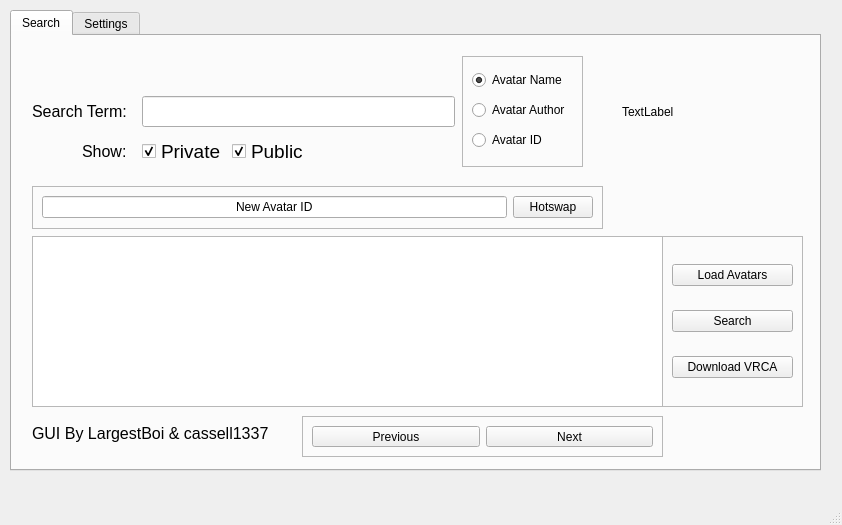
The window that GUI/untitled.ui (Cranbaerry/A.R.E.S) describes before a commit, drawn with Qt 5.
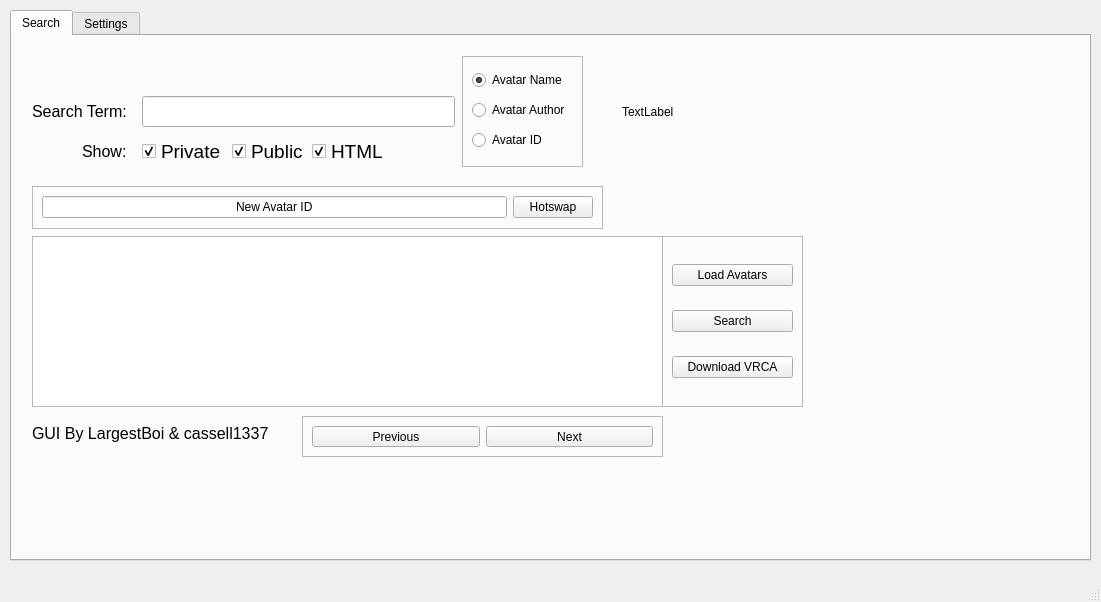
The same window after the commit.

Diff of the .ui file:
```diff
--- a/GUI/untitled.ui
+++ b/GUI/untitled.ui
@@ -6,8 +6,8 @@
    <rect>
     <x>0</x>
     <y>0</y>
-    <width>842</width>
-    <height>525</height>
+    <width>1101</width>
+    <height>602</height>
    </rect>
   </property>
   <property name="windowTitle">
@@ -19,8 +19,8 @@
      <rect>
       <x>10</x>
       <y>10</y>
-      <width>811</width>
-      <height>461</height>
+      <width>1081</width>
+      <height>551</height>
      </rect>
     </property>
     <property name="currentIndex">
@@ -213,9 +213,9 @@
      <widget class="QLabel" name="Status">
       <property name="geometry">
        <rect>
-        <x>810</x>
-        <y>360</y>
-        <width>191</width>
+        <x>20</x>
+        <y>420</y>
+        <width>231</width>
         <height>61</height>
        </rect>
       </property>
@@ -366,6 +366,27 @@
        <string>Show:</string>
       </property>
      </widget>
+     <widget class="QCheckBox" name="HTMLBox">
+      <property name="geometry">
+       <rect>
+        <x>300</x>
+        <y>100</y>
+        <width>81</width>
+        <height>31</height>
+       </rect>
+      </property>
+      <property name="font">
+       <font>
+        <pointsize>14</pointsize>
+       </font>
+      </property>
+      <property name="text">
+       <string>HTML</string>
+      </property>
+      <property name="checked">
+       <bool>true</bool>
+      </property>
+     </widget>
     </widget>
     <widget class="QWidget" name="tab_2">
      <attribute name="title">
```
Left out of the diff: 2 changed lines with no effect on the pictures.
